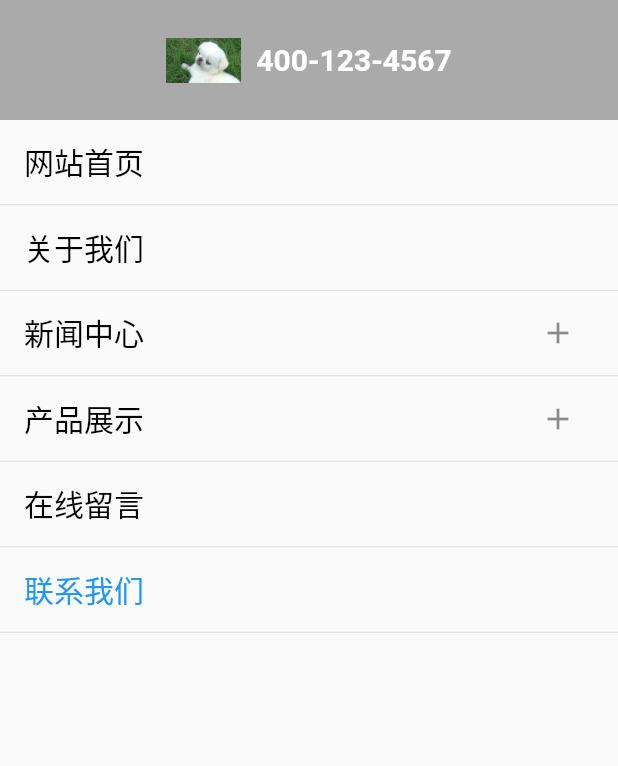
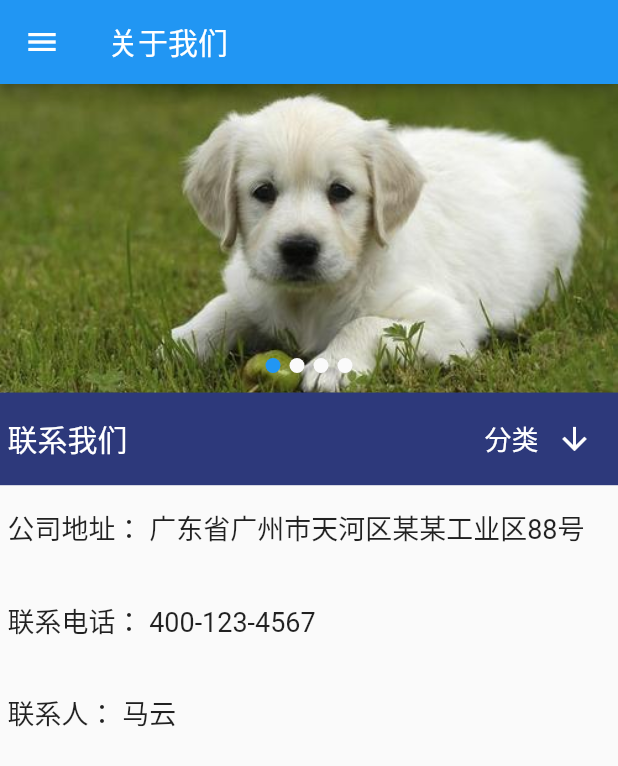
Before and after one commit to waltkong/flutter_walt_enterprise, a Flutter app: the DrawerComponent widget shown alone on an empty page, opened directly, after a tap on "联系我们", on a phone screen of 412 x 824 dp. Shown: the top 766 px of the screen. Run offline on Flutter 3.47's test engine with Material 2 defaults, Android fonts, the phone set to English and light mode, and no system bars; our stand-ins replace flutter_screenutil, flutter_swiper.

```diff
--- a/flutter_walt_enterprise/lib/components/drawer_component.dart
+++ b/flutter_walt_enterprise/lib/components/drawer_component.dart
@@ -59,105 +59,116 @@ class _DrawerComponentState extends State<DrawerComponent> {
           ),
 
           ListTile(
-            title: Text(
-              '新闻中心', style: TextStyle(fontSize: 20,color: highLightIndex==2? Colors.blue : Colors.black),
-            ),
-            trailing: IconButton(
-              icon: Icon(highLightIndex ==2 ? Icons.remove : Icons.add),
-              onPressed: (){
-                setState(() {
-                  highLightIndex = 2;
-                  hideOrShow = hideOrShow ? false : true;
-                });
-              },
-            ),
-          ),
-
-          FutureBuilder(
-            future: null,
-            builder: (BuildContext context,snapshot){
-              if(highLightIndex == 2 && hideOrShow){
-                return Column(
-                  children: <Widget>[
-                    ListTile(
-                      title: Text('公司资讯', style: TextStyle(fontSize: 20)),
-                      leading: Container(width: 20,),
             onTap: (){
               setState(() {
                 highLightIndex = 2;
               });
+              Navigator.of(context).pushNamed('news_list_page');
             },
+            title: Text(
+              '新闻中心', style: TextStyle(fontSize: 20,color: highLightIndex==2? Colors.blue : Colors.black),
             ),
-                    ListTile(
-                      title: Text('行业资讯', style: TextStyle(fontSize: 20)),
-                      leading: Container(width: 20,),
-                      onTap: (){
-                        setState(() {
-                          highLightIndex = 2;
-                        });
-                      },
+//            trailing: IconButton(
+//              icon: Icon(highLightIndex ==2 ? Icons.remove : Icons.add),
+//              onPressed: (){
+//                setState(() {
+//                  highLightIndex = 2;
+//                  hideOrShow = hideOrShow ? false : true;
+//                });
+//              },
+//            ),
           ),
 
-                  ],
-                );
-              }
-              return Container();
-            },
-          ),
+//          FutureBuilder(
+//            future: null,
+//            builder: (BuildContext context,snapshot){
+//              if(highLightIndex == 2 && hideOrShow){
+//                return Column(
+//                  children: <Widget>[
+//                    ListTile(
+//                      title: Text('公司资讯', style: TextStyle(fontSize: 20)),
+//                      leading: Container(width: 20,),
+//                      onTap: (){
+//                        setState(() {
+//                          highLightIndex = 2;
+//                        });
+//                      },
+//                    ),
+//                    ListTile(
+//                      title: Text('行业资讯', style: TextStyle(fontSize: 20)),
+//                      leading: Container(width: 20,),
+//                      onTap: (){
+//                        setState(() {
+//                          highLightIndex = 2;
+//                        });
+//                      },
+//                    ),
+//
+//                  ],
+//                );
+//              }
+//              return Container();
+//            },
+//          ),
 
           Divider(
             height: 1,
           ),
 
           ListTile(
-            title: Text(
-              '产品展示', style: TextStyle(fontSize: 20,color: highLightIndex==3? Colors.blue : Colors.black),
-            ),
-            trailing: IconButton(
-              icon: Icon(highLightIndex ==3 ? Icons.remove : Icons.add),
-              onPressed: (){
-                setState(() {
-                  highLightIndex = 3;
-                  hideOrShow = hideOrShow ? false : true;
-                });
-
-                Navigator.of(context).pushNamed('product_list_page');
-
-              },
-            ),
-          ),
-
-          FutureBuilder(
-            future: null,
-            builder: (BuildContext context,snapshot){
-              if(highLightIndex == 3 && hideOrShow){
-                return Column(
-                  children: <Widget>[
-                    ListTile(
-                      title: Text('硬件产品', style: TextStyle(fontSize: 20)),
-                      leading: Container(width: 20,),
             onTap: (){
                 setState(() {
                   highLightIndex = 3;
                 });
+              Navigator.of(context).pushNamed('product_list_page');
             },
+            title: Text(
+              '产品展示', style: TextStyle(fontSize: 20,color: highLightIndex==3? Colors.blue : Colors.black),
             ),
-                    ListTile(
-                      title: Text('软件产品', style: TextStyle(fontSize: 20)),
-                      leading: Container(width: 20,),
-                      onTap: (){
-                        setState(() {
-                          highLightIndex = 3;
-                        });
-                      },
+//            trailing: IconButton(
+//              icon: Icon(highLightIndex ==3 ? Icons.remove : Icons.add),
+//              onPressed: (){
+//                setState(() {
+//                  highLightIndex = 3;
+//                  hideOrShow = hideOrShow ? false : true;
+//                });
+//              },
+//            ),
           ),
 
-                  ],
-                );
-              }
-              return Container();
-            },
-          ),
+//          FutureBuilder(
+//            future: null,
+//            builder: (BuildContext context,snapshot){
+//              if(highLightIndex == 3 && hideOrShow){
+//                return Column(
+//                  children: <Widget>[
+//                    ListTile(
+//                      title: Text('硬件产品', style: TextStyle(fontSize: 20)),
+//                      leading: Container(width: 20,),
+//                      onTap: (){
+//                        setState(() {
+//                          highLightIndex = 3;
+//                        });
+//
+//
+//                      },
+//                    ),
+//                    ListTile(
+//                      title: Text('软件产品', style: TextStyle(fontSize: 20)),
+//                      leading: Container(width: 20,),
+//                      onTap: (){
+//                        setState(() {
+//                          highLightIndex = 3;
+//                        });
+//                      },
+//                    ),
+//
+//                  ],
+//                );
+//              }
+//              return Container();
+//            },
+//          ),
 
           Divider(
             height: 1,
@@ -187,6 +198,7 @@ class _DrawerComponentState extends State<DrawerComponent> {
               setState(() {
                 highLightIndex = 5;
               });
+              Navigator.of(context).pushNamed('contact_us');
             },
           ),
 
--- a/flutter_walt_enterprise/lib/main.dart
+++ b/flutter_walt_enterprise/lib/main.dart
@@ -2,6 +2,8 @@ import 'package:flutter/material.dart';
 import 'package:flutter_walt_enterprise/pages/index_page.dart';
 import 'package:flutter_walt_enterprise/pages/product_list_page.dart';
 import 'package:flutter_walt_enterprise/pages/about_us_page.dart';
+import 'package:flutter_walt_enterprise/pages/contact_us_page.dart';
+import 'package:flutter_walt_enterprise/pages/news_list_page.dart';
 
 void main() => runApp(MyApp());
 
@@ -17,9 +19,13 @@ class MyApp extends StatelessWidget {
       ),
       initialRoute: "/",
       routes: {
+
         '/': (context) => IndexPageHome(),
         'product_list_page':(context) => ProductListPageHome(),
         'about_us':(context) => AboutUsPageHome(),
+        'contact_us':(context) => ContactUsPageHome(),
+        'news_list_page':(contact) => NewsListPageHome(),
+
       },
     );
   }
--- /dev/null
+++ b/flutter_walt_enterprise/lib/pages/contact_us_page.dart
@@ -0,0 +1,124 @@
+import 'package:flutter/material.dart';
+import 'package:flutter_walt_enterprise/components/category_memu_component.dart';
+import 'package:flutter_walt_enterprise/components/drawer_component.dart';
+import 'package:flutter_screenutil/flutter_screenutil.dart';
+import 'package:flutter_walt_enterprise/components/banner_component.dart';
+import 'package:flutter_walt_enterprise/components/my_separator.dart';
+
+import 'package:flutter_walt_enterprise/datas/product_data.dart';
+import 'package:flutter_walt_enterprise/datas/news_data.dart';
+import 'package:flutter_walt_enterprise/datas/about_us_data.dart';
+
+class ContactUsPageHome extends StatelessWidget {
+  @override
+  Widget build(BuildContext context) {
+    return ContactUsPage();
+  }
+}
+
+
+class ContactUsPage extends StatefulWidget {
+  @override
+  _ContactUsPageState createState() => _ContactUsPageState();
+}
+
+class _ContactUsPageState extends State<ContactUsPage> {
+
+  Map _aboutUsInfo;
+
+  @override
+  void initState() {
+
+    super.initState();
+
+    this._aboutUsInfo = AboutUsData.data;
+
+  }
+
+
+  @override
+  Widget build(BuildContext context) {
+
+    ScreenUtil.instance = ScreenUtil(width: 750, height: 1334)..init(context); //iphone6 必须build里写
+
+    return Container(
+      child: Scaffold(
+
+        appBar: AppBar(
+          title: Text('关于我们'),
+        ),
+        drawer: Drawer(
+          child: DrawerComponent(),
+        ),
+
+        body: Container(
+          child: ListView(
+            children: <Widget>[
+
+              Container(
+                child: BannerComponent(),
+              ),
+
+              Container(
+                child: CategoryMenuComponent(
+                  categoryRow: {'name':'联系我们'},
+                  subCategoryList: [],
+                  showOrHide: 'hide',
+                ),
+              ),
+
+              _contactUsBox(),
+
+            ],
+          ),
+        ),
+      ),
+    );
+  }
+
+
+  Widget _contactUsBox(){
+    return Container(
+      margin: EdgeInsets.only(top:10),
+      padding: EdgeInsets.all(5),
+      child: Column(
+        crossAxisAlignment: CrossAxisAlignment.start,
+        children: <Widget>[
+
+          Container(
+            height: ScreenUtil().setHeight(100),
+            child: Text(
+              "公司地址： ${_aboutUsInfo['address']}",
+              style: TextStyle(fontSize: 18),
+              textAlign: TextAlign.left,
+            ),
+          ),
+
+          Container(
+            height: ScreenUtil().setHeight(100),
+            child: Text(
+              "联系电话： ${_aboutUsInfo['phone']}",
+              style: TextStyle(fontSize: 18),
+              textAlign: TextAlign.left,
+            ),
+          ),
+
+          Container(
+            height: ScreenUtil().setHeight(100),
+            child: Text(
+              "联系人： ${_aboutUsInfo['user']}",
+              style: TextStyle(fontSize: 18),
+              textAlign: TextAlign.left,
+            ),
+          ),
+
+
+
+        ],
+      ),
+    );
+  }
+
+
+
+}
--- a/flutter_walt_enterprise/lib/pages/index_page.dart
+++ b/flutter_walt_enterprise/lib/pages/index_page.dart
@@ -66,19 +66,19 @@ class _IndexPageState extends State<IndexPage> {
               ),
 
               //产品展示
-              _commonHeader('assets/images/dog1.jpg','产品展示',''),
+              _commonHeader('assets/images/dog1.jpg','产品展示','product_list_page'),
               MySeparator(height: 0.2,),
               _productListBox(),
 
-              _commonHeader('assets/images/dog2.jpg','新闻中心',''),
+              _commonHeader('assets/images/dog2.jpg','新闻中心','news_list_page'),
               MySeparator(height: 0.2,),
               _newsListBox(),
 
-              _commonHeader('assets/images/dog2.jpg','关于我们',''),
+              _commonHeader('assets/images/dog2.jpg','关于我们','about_us'),
               MySeparator(height: 0.2,),
               _aboutUsBox(),
 
-              _commonHeader('assets/images/dog2.jpg','联系我们',''),
+              _commonHeader('assets/images/dog2.jpg','联系我们','contact_us'),
               MySeparator(height: 0.2,),
               _contactUsBox(),
 
--- a/flutter_walt_enterprise/lib/pages/product_list_page.dart
+++ b/flutter_walt_enterprise/lib/pages/product_list_page.dart
@@ -75,6 +75,8 @@ class _ProductListPageState extends State<ProductListPage> {
           ),
         ),
       ),
+
+
     );
   }
 
```
Also changed, not shown: flutter_walt_enterprise/lib/pages/news_list_page.dart (added, +157 -0 lines). Lines whose indentation alone changed are shown as unchanged.
